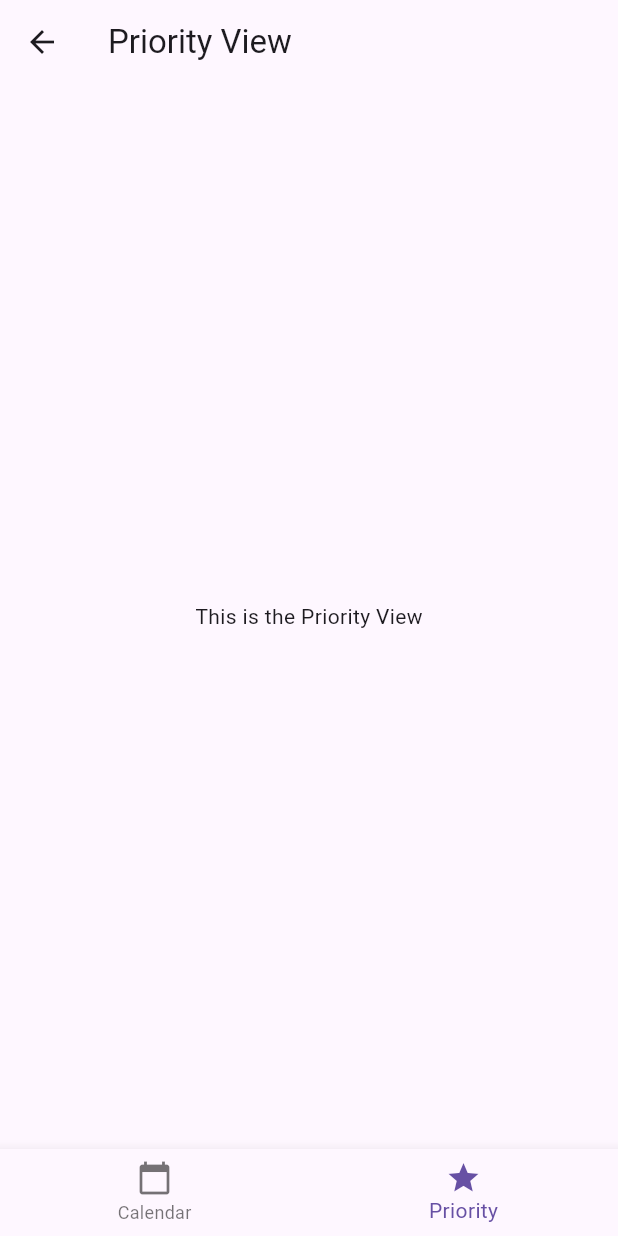
After one commit to Joaszek/ToDo-App, a Flutter app: the MainViewPage screen opened directly, swiped to page 2, on a phone screen of 412 x 824 dp. The commit adds this screen. Run offline on Flutter 3.47's test engine with Material 3 defaults, Android fonts, the phone set to English and light mode, and no system bars; our stand-ins replace syncfusion_flutter_calendar, table_calendar.

Commit message:
Merged calendar view. I also fix the issue of pressing the text to view the project description, and use the eye icon to go to the calendar view page.

```diff
--- /dev/null
+++ b/lib/calendar_view.dart
@@ -0,0 +1,102 @@
+import 'package:flutter/material.dart';
+import 'package:syncfusion_flutter_calendar/calendar.dart';
+
+class CalendarViewPage extends StatefulWidget {
+  @override
+  _CalendarViewPageState createState() => _CalendarViewPageState();
+}
+
+class _CalendarViewPageState extends State<CalendarViewPage> {
+  Map<DateTime, List<Event>> _events = {};
+
+  @override
+  void initState() {
+    super.initState();
+    _events = {
+      DateTime(2023, 11, 17): [
+        Event('Task 1', priority: Priority.high),
+        Event('Task 2', priority: Priority.medium),
+      ],
+      DateTime(2023, 11, 20): [
+        Event('Task 3', priority: Priority.low),
+      ],
+      // Add more events as needed
+    };
+  }
+
+  @override
+  Widget build(BuildContext context) {
+    return Scaffold(
+      appBar: AppBar(
+        title: Text('Calendar view'),
+      ),
+      body: Center(
+        child: SfCalendar(
+          view: CalendarView.month,
+          dataSource: _getCalendarDataSource(),
+          onTap: (CalendarTapDetails details) {
+            if (details.targetElement == CalendarElement.calendarCell) {
+              DateTime selectedDate = details.date!;
+              List<Event> events = _events[selectedDate] ?? [];
+              print('Selected date: $selectedDate');
+              print('Events: $events');
+              // Handle day selection as needed
+            }
+          },
+          monthViewSettings: MonthViewSettings(
+            appointmentDisplayMode: MonthAppointmentDisplayMode.appointment,
+          ),
+        ),
+      ),
+    );
+  }
+
+  _DataSource _getCalendarDataSource() {
+    List<Appointment> appointments = [];
+
+    _events.forEach((date, events) {
+      events.forEach((event) {
+        appointments.add(Appointment(
+          startTime: date,
+          endTime: date.add(Duration(hours: 1)),
+          subject: event.title,
+          color: _getPriorityColor(event.priority),
+        ));
+      });
+    });
+
+    return _DataSource(appointments);
+  }
+
+  Color _getPriorityColor(Priority priority) {
+    switch (priority) {
+      case Priority.high:
+        return Colors.red;
+      case Priority.medium:
+        return Colors.orange;
+      case Priority.low:
+        return Colors.green;
+      default:
+        return Colors.blue;
+    }
+  }
+}
+
+class _DataSource extends CalendarDataSource {
+  _DataSource(List<Appointment> source) {
+    appointments = source;
+  }
+}
+
+class Event {
+  final String title;
+  final Priority priority;
+
+  Event(this.title, {required this.priority});
+}
+
+enum Priority {
+  high,
+  medium,
+  low,
+}
--- /dev/null
+++ b/lib/main_view.dart
@@ -0,0 +1,51 @@
+import 'package:flutter/material.dart';
+import 'priority_view.dart';
+import 'calendar_view.dart';
+
+class MainViewPage extends StatefulWidget {
+  @override
+  _MainViewState createState() => _MainViewState();
+}
+
+class _MainViewState extends State<MainViewPage> {
+  final PageController _pageController = PageController();
+  int _currentPage = 0;
+
+  @override
+  Widget build(BuildContext context) {
+    return Scaffold(
+      body: PageView(
+        controller: _pageController,
+        onPageChanged: (index) {
+          setState(() {
+            _currentPage = index;
+          });
+        },
+        children: [
+          CalendarViewPage(),
+          PriorityViewPage(),
+        ],
+      ),
+      bottomNavigationBar: BottomNavigationBar(
+        currentIndex: _currentPage,
+        onTap: (index) {
+          _pageController.animateToPage(
+            index,
+            duration: Duration(milliseconds: 500),
+            curve: Curves.easeInOut,
+          );
+        },
+        items: [
+          BottomNavigationBarItem(
+            icon: Icon(Icons.calendar_today),
+            label: 'Calendar',
+          ),
+          BottomNavigationBarItem(
+            icon: Icon(Icons.star),
+            label: 'Priority',
+          ),
+        ],
+      ),
+    );
+  }
+}
--- /dev/null
+++ b/lib/priority_view.dart
@@ -0,0 +1,16 @@
+import 'package:flutter/material.dart';
+
+
+class PriorityViewPage extends StatelessWidget {
+  @override
+  Widget build(BuildContext context) {
+    return Scaffold(
+      appBar: AppBar(
+        title: Text('Priority View'),
+      ),
+      body: Center(
+        child: Text('This is the Priority View'),
+      ),
+    );
+  }
+}
--- a/pubspec.yaml
+++ b/pubspec.yaml
@@ -36,6 +36,7 @@ dependencies:
   # Use with the CupertinoIcons class for iOS style icons.
   cupertino_icons: ^1.0.2
   table_calendar: ^3.0.9
+  syncfusion_flutter_calendar: ^23.1.44
 
 dev_dependencies:
   flutter_test:
```
Also changed, not shown: lib/project_list_screen.dart (+24 -12 lines), pubspec.lock.
